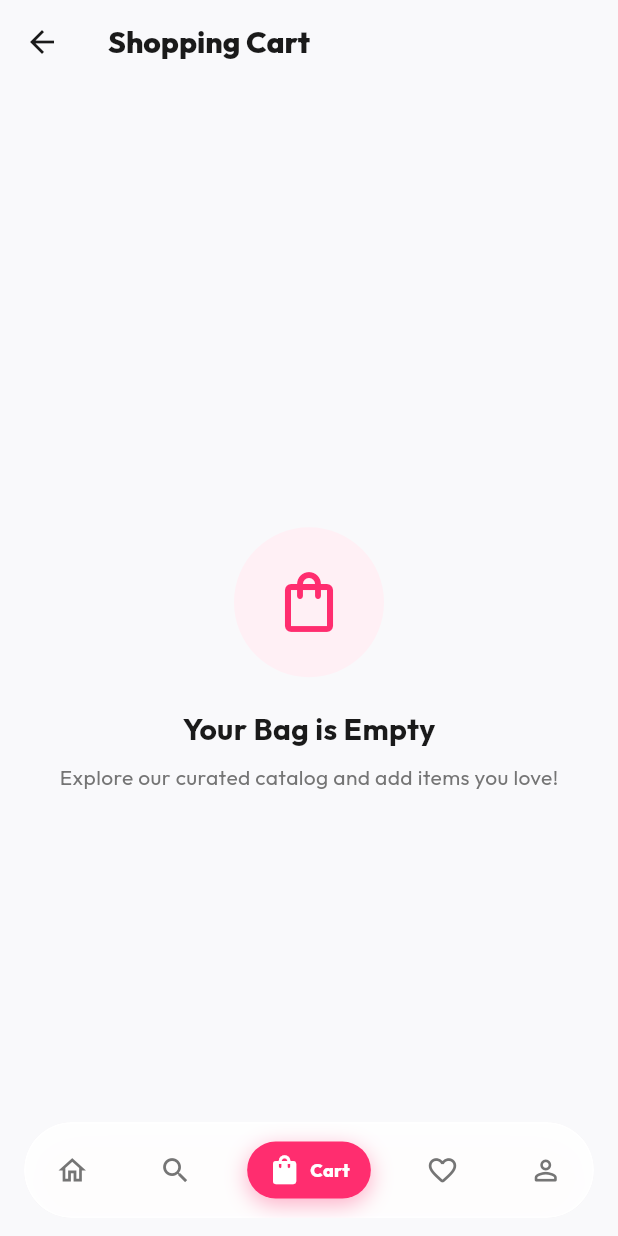
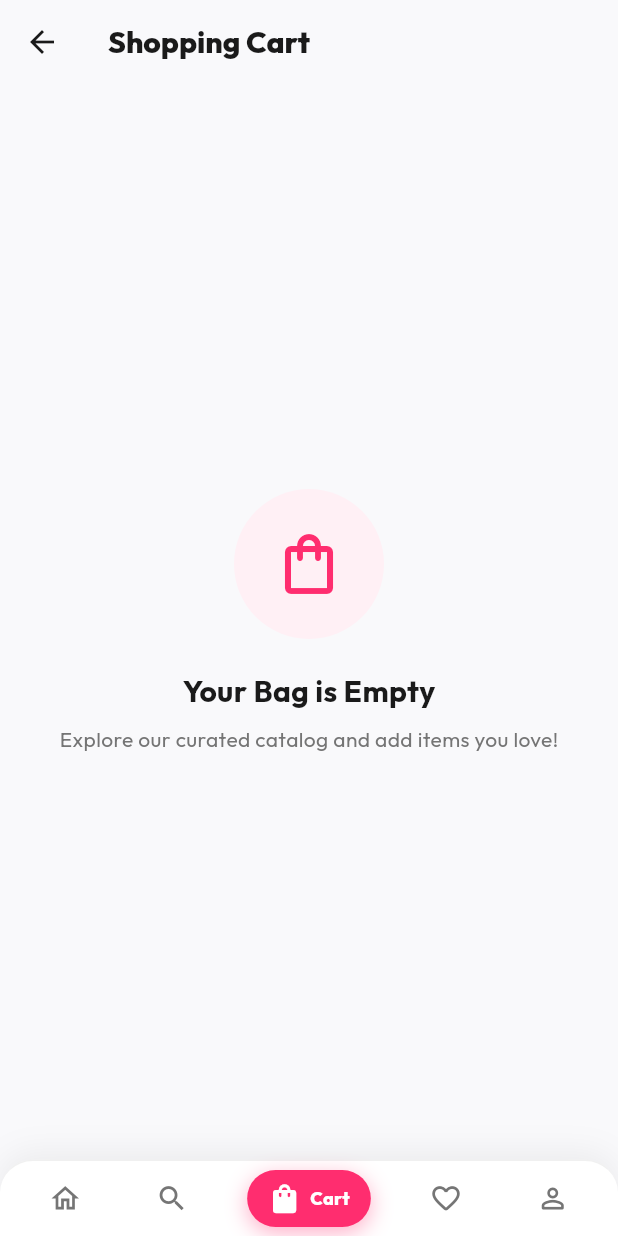
Before and after one commit to Phannoet-GH/e-commerse_mobile-app, a Flutter app: the MainShell screen opened directly, item 3 of the bottom bar chosen, on a phone screen of 412 x 824 dp. Run offline on Flutter 3.47's test engine with Material 3 defaults, Android fonts, the phone set to English and light mode, and no system bars; our stand-ins replace device_preview, google_fonts, shared_preferences; accounts and stored records are empty; network calls fail.

Commit message:
style: anchor bottom navigation bar flush to bottom screen edge with safe area insets

```diff
--- a/lib/app/main_shell.dart
+++ b/lib/app/main_shell.dart
@@ -1,4 +1,3 @@
-import 'dart:ui';
 import 'package:flutter/material.dart';
 import 'package:provider/provider.dart';
 
@@ -284,45 +283,33 @@ class MainShell extends StatelessWidget {
     ];
 
     final cartBadgeCount = homeProvider.cart.fold<int>(0, (sum, i) => sum + i.quantity);
-    final bottomInset = MediaQuery.of(context).padding.bottom;
 
     return Scaffold(
-      extendBody: true,
       body: screens[homeProvider.selectedIndex],
-      bottomNavigationBar: SafeArea(
-        top: false,
-        bottom: true,
-        child: Padding(
-          padding: EdgeInsets.fromLTRB(16, 0, 16, bottomInset > 0 ? 4 : 12),
-          child: ClipRRect(
-            borderRadius: BorderRadius.circular(32),
-            child: BackdropFilter(
-              filter: ImageFilter.blur(sigmaX: 20, sigmaY: 20),
-              child: Container(
-                height: 64,
-                padding: const EdgeInsets.symmetric(horizontal: 10, vertical: 6),
+      bottomNavigationBar: Container(
         decoration: BoxDecoration(
-                  color: Colors.white.withValues(alpha: 0.94),
-                  borderRadius: BorderRadius.circular(32),
-                  border: Border.all(
-                    color: Colors.white.withValues(alpha: 0.85),
-                    width: 1.2,
+          color: Colors.white,
+          borderRadius: const BorderRadius.vertical(top: Radius.circular(22)),
+          border: Border(
+            top: BorderSide(
+              color: Colors.grey.withValues(alpha: 0.15),
+              width: 1,
+            ),
           ),
           boxShadow: [
             BoxShadow(
-                      color: Colors.black.withValues(alpha: 0.08),
-                      blurRadius: 24,
-                      offset: const Offset(0, 8),
-                    ),
-                    BoxShadow(
-                      color: const Color(0xFFFF2D6F).withValues(alpha: 0.06),
-                      blurRadius: 16,
-                      offset: const Offset(0, 3),
+              color: Colors.black.withValues(alpha: 0.06),
+              blurRadius: 18,
+              offset: const Offset(0, -4),
             ),
           ],
         ),
+        child: SafeArea(
+          top: false,
+          child: Padding(
+            padding: const EdgeInsets.symmetric(horizontal: 8, vertical: 6),
             child: Row(
-                  mainAxisAlignment: MainAxisAlignment.spaceBetween,
+              mainAxisAlignment: MainAxisAlignment.spaceAround,
               children: [
                 NavBarItem(
                   activeIcon: Icons.home_rounded,
@@ -366,8 +353,6 @@ class MainShell extends StatelessWidget {
           ),
         ),
       ),
-        ),
-      ),
     );
   }
 }
--- a/lib/presentation/home/home_screen.dart
+++ b/lib/presentation/home/home_screen.dart
@@ -205,7 +205,7 @@ class _HomeScreenState extends State<HomeScreen> {
                               children: [
                                 Text(
                                   isSignedIn
-                                      ? '${_getGreeting()}, $userName 👋'
+                                      ? '${_getGreeting()}, $userName'
                                       : 'Welcome to LuxeCart ✨',
                                   style: const TextStyle(
                                     fontSize: 14,
```
Lines whose indentation alone changed are shown as unchanged.
